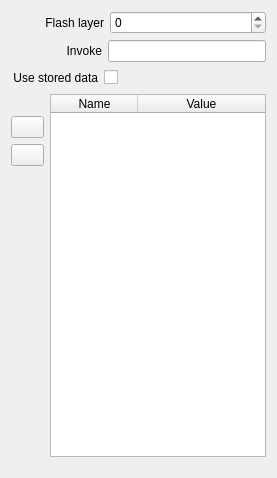
Old version of the form src/Widgets/Inspector/InspectorTemplateWidget.ui in the repository CasparCG/client.
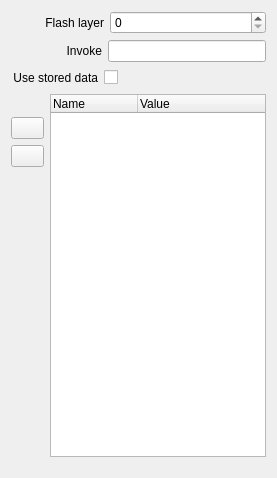
New version of the form.

Commit message:
Added multiline template fields.
Close #53

The edit to the form file:
```diff
--- a/src/Widgets/Inspector/InspectorTemplateWidget.ui
+++ b/src/Widgets/Inspector/InspectorTemplateWidget.ui
@@ -176,7 +176,7 @@
            <property name="sizeHint" stdset="0">
             <size>
              <width>20</width>
-             <height>22</height>
+             <height>23</height>
             </size>
            </property>
           </spacer>
@@ -250,28 +250,22 @@
         </layout>
        </item>
        <item>
-        <widget class="QTableWidget" name="tableWidgetTemplateData">
+        <widget class="QTreeWidget" name="treeWidgetTemplateData">
+         <property name="focusPolicy">
+          <enum>Qt::NoFocus</enum>
+         </property>
          <property name="alternatingRowColors">
           <bool>true</bool>
          </property>
-         <property name="selectionMode">
-          <enum>QAbstractItemView::SingleSelection</enum>
-         </property>
-         <property name="showGrid">
+         <property name="rootIsDecorated">
           <bool>false</bool>
          </property>
-         <attribute name="horizontalHeaderDefaultSectionSize">
+         <attribute name="headerDefaultSectionSize">
           <number>87</number>
          </attribute>
-         <attribute name="horizontalHeaderStretchLastSection">
-          <bool>true</bool>
-         </attribute>
-         <attribute name="verticalHeaderVisible">
+         <attribute name="headerShowSortIndicator" stdset="0">
           <bool>false</bool>
          </attribute>
-         <attribute name="verticalHeaderDefaultSectionSize">
-          <number>21</number>
-         </attribute>
          <column>
           <property name="text">
            <string>Name</string>
```
Left out of the diff: 61 changed lines with no effect on the pictures. The commit also changes 12 other files.
